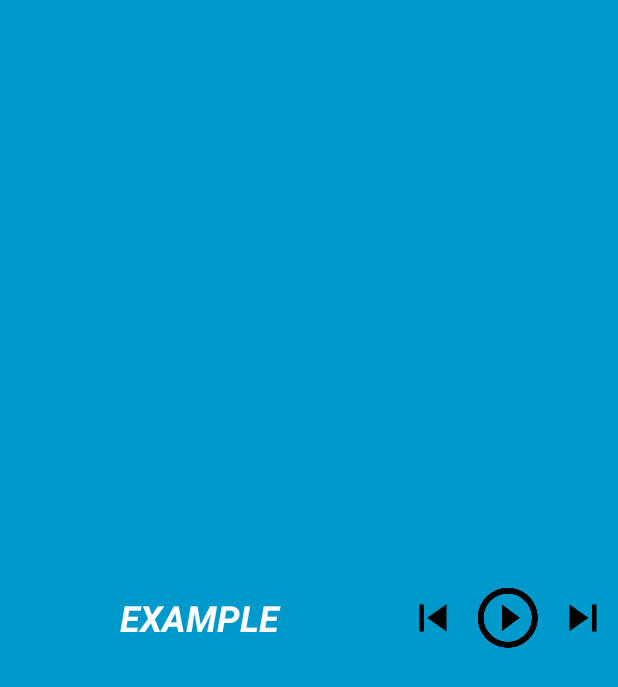
After one commit to Shepherdxx/CelestialMPlayer, an Android app: the layout small_widget.xml on its own in the app's theme, with its tools: preview values and no code run, on a phone screen of 412 x 824 dp. The commit adds this screen. Shown: the top 687 px of the screen. Run offline under Robolectric (Android 15) with nearby library versions, the phone set to English and light mode, and no system bars.

```diff
--- a/app/src/main/java/com/shepherdxx/celestialmp/extras/ControlButtonsExtras.java
+++ b/app/src/main/java/com/shepherdxx/celestialmp/extras/ControlButtonsExtras.java
@@ -406,7 +406,7 @@ public class ControlButtonsExtras implements
     }
 
     private Intent CPIntent(int state){
-        Intent i= new Intent(activity,MP_BackgroundService.class);;
+        Intent i= new Intent(activity,MP_BackgroundService.class);
         Bundle Bondiana = new Bundle();
         Bondiana.putInt("MPType", 0);
         Bondiana.putInt("MPState",state);
--- /dev/null
+++ b/app/src/main/res/layout/small_widget.xml
@@ -0,0 +1,56 @@
+<LinearLayout xmlns:android="http://schemas.android.com/apk/res/android"
+    android:layout_width="match_parent"
+    android:layout_height="match_parent"
+    android:orientation="horizontal"
+    android:gravity="center"
+    android:background="#09C"
+    android:padding="@dimen/widget_margin">
+
+    <TextView
+        android:id="@+id/appwidget_text"
+        android:layout_width="0dp"
+        android:layout_weight="1"
+        android:layout_height="wrap_content"
+        android:layout_margin="8dp"
+        android:gravity="center"
+        android:background="#09C"
+        android:contentDescription="@string/appwidget_text"
+        android:text="@string/appwidget_text"
+        android:textColor="#ffffff"
+        android:textSize="24sp"
+        android:textStyle="bold|italic" />
+
+    <ImageButton
+        android:layout_width="wrap_content"
+        android:layout_height="wrap_content"
+        android:id="@+id/sw_back_song"
+        android:layout_gravity="center"
+        android:background="@null"
+        android:padding="-5dp"
+        android:scaleX="0.75"
+        android:scaleY="0.75"
+        android:src="@drawable/ic_skip_previous_black_48dp" />
+
+    <ImageButton
+        android:layout_width="wrap_content"
+        android:layout_height="wrap_content"
+        android:id="@+id/sw_pausePlay"
+        android:layout_gravity="center"
+        android:layout_marginLeft="3dp"
+        android:layout_marginRight="3dp"
+        android:background="@null"
+        android:padding="-5dp"
+        android:src="@drawable/ic_play_circle_outline_black_48dp" />
+
+    <ImageButton
+        android:layout_width="wrap_content"
+        android:layout_height="wrap_content"
+        android:id="@+id/sw_next_song"
+        android:layout_gravity="center"
+        android:background="@null"
+        android:padding="-5dp"
+        android:scaleX="0.75"
+        android:scaleY="0.75"
+        android:src="@drawable/ic_skip_next_black_48dp" />
+
+</LinearLayout>
--- a/app/src/main/res/values-v14/dimens.xml
+++ b/app/src/main/res/values-v14/dimens.xml
@@ -6,4 +6,10 @@ Refer to App Widget Documentation for margin information
 http://developer.android.com/guide/topics/appwidgets/index.html#CreatingLayout
     -->
 
+
+    <!--
+Refer to App Widget Documentation for margin information
+http://developer.android.com/guide/topics/appwidgets/index.html#CreatingLayout
+    -->
+    <dimen name="widget_margin">0dp</dimen>
 </resources>
--- a/app/src/main/res/values/dimens.xml
+++ b/app/src/main/res/values/dimens.xml
@@ -37,4 +37,10 @@ http://developer.android.com/guide/topics/appwidgets/index.html#CreatingLayout
     <dimen name="row_normal_height">10dp</dimen>
     <dimen name="text_padding">3dp</dimen>
     <dimen name="pmark_size">3dp</dimen>
+
+    <!--
+Refer to App Widget Documentation for margin information
+http://developer.android.com/guide/topics/appwidgets/index.html#CreatingLayout
+    -->
+    <dimen name="widget_margin">8dp</dimen>
 </resources>
--- a/build.gradle
+++ b/build.gradle
@@ -7,7 +7,7 @@ buildscript {
         jcenter()
     }
     dependencies {
-        classpath 'com.android.tools.build:gradle:3.0.0'
+        classpath 'com.android.tools.build:gradle:3.0.1'
 
 
         // NOTE: Do not place your application dependencies here; they belong
```
Also changed, not shown: app/src/main/AndroidManifest.xml (+17 -3 lines), app/src/main/java/com/shepherdxx/celestialmp/MP_BackgroundService.java (+75 -0 lines), app/src/main/java/com/shepherdxx/celestialmp/MP_MediaPlayer.java (+15 -0 lines), app/src/main/java/com/shepherdxx/celestialmp/PreService.java (added, +85 -0 lines), app/src/main/java/com/shepherdxx/celestialmp/SmallWidget.java (added, +101 -0 lines), app/src/main/res/xml/small_widget_info.xml (added, +12 -0 lines).
